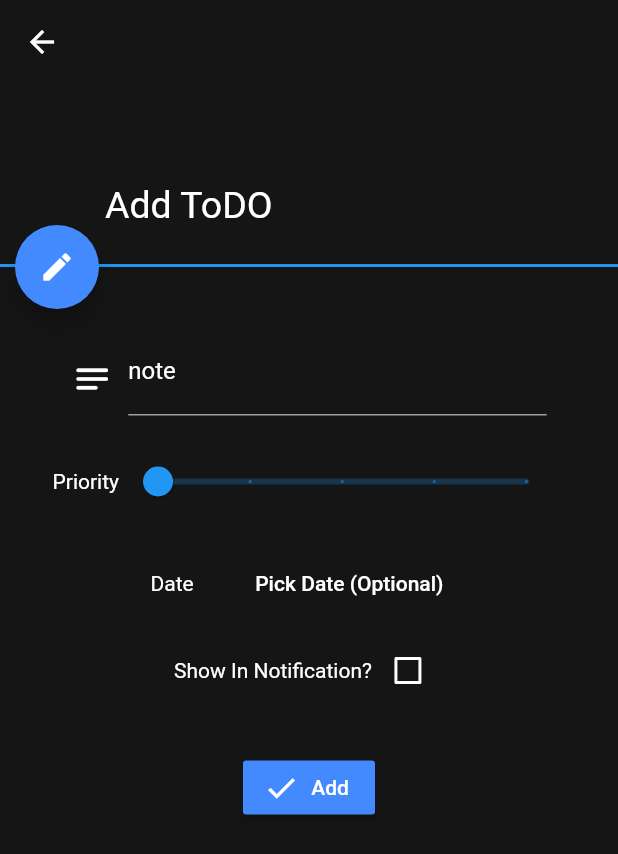
After one commit to VirtualAstronaut/NoToDo-Flutter, a Flutter app: the AddToDoScreen screen opened directly, on a phone screen of 412 x 824 dp. The commit adds this screen. Shown: the top 854 px of the screen. Run offline on Flutter 3.47's test engine with Material 2 defaults, Android fonts, the phone set to English and light mode, and no system bars; our stand-ins replace connectivity, dio, flutter_local_notifications, flutter_riverpod, flutter_secure_storage, flutter_staggered_animations; missing offline and left inert: encrypt; accounts and stored records are empty.

Commit message:
Revamped Add To-Do Screen and changed Scaffold Color

```diff
--- /dev/null
+++ b/lib/AddToDoScreen.dart
@@ -0,0 +1,254 @@
+import 'package:flutter/material.dart';
+import 'package:flutter_app/providers.dart';
+import 'package:flutter_riverpod/all.dart';
+
+import 'MainScreen.dart';
+import 'RandomColors.dart';
+import 'design.dart';
+
+class AddToDoScreen extends StatelessWidget {
+  final Function() action;
+
+  final todoField = TextEditingController();
+
+  final checkValueProvider = StateProvider<bool>((_) => false);
+  //TODO:add DateTIme logic
+  AddToDoScreen({this.action});
+  @override
+  Widget build(BuildContext context) {
+    // final dateTime = watch(dateTimeProvider).dateTime;
+    return Scaffold(
+      backgroundColor: CustomColors.backgroundColor,
+      body: SingleChildScrollView(
+        physics: BouncingScrollPhysics(),
+        child: Column(
+          children: [
+            Container(
+              decoration: BoxDecoration(
+                  color: CustomColors.backgroundColor,
+                  border: Border(
+                      bottom: BorderSide(
+                    color: Colors.blue,
+                    width: 2,
+                  ))),
+              child: Container(
+                height: 120,
+                child: Stack(
+                  overflow: Overflow.visible,
+                  children: [
+                    Container(
+                        alignment: Alignment.bottomLeft,
+                        margin:
+                            EdgeInsets.symmetric(horizontal: 70, vertical: 25),
+                        child: Text(
+                          'Add ToDO',
+                          style: const TextStyle(
+                              fontSize: 25, color: Colors.white),
+                        )),
+                    Positioned(
+                      child: FloatingActionButton(
+                        backgroundColor: Colors.blueAccent,
+                        child: Icon(
+                          Icons.edit,
+                          color: Colors.white,
+                        ),
+                        onPressed: () {},
+                      ),
+                      bottom: -30,
+                      left: 10,
+                    ),
+                  ],
+                ),
+              ),
+            ),
+            Container(
+              margin: EdgeInsets.only(top: 40, left: 20, right: 20),
+              child: Column(
+                children: [
+                  Row(
+                    mainAxisAlignment: MainAxisAlignment.center,
+                    children: [
+                      Flexible(
+                        child: Container(
+                            padding: EdgeInsets.only(top: 10),
+                            margin: EdgeInsets.only(right: 10),
+                            child: Icon(
+                              Icons.notes_rounded,
+                              size: 28,
+                              color: Colors.white,
+                            )),
+                        flex: 3,
+                      ),
+                      Flexible(
+                        child: CustomTextFormInput(
+                          borderColor: Colors.white,
+                          labelText: "note",
+                          validator: normalValidator,
+                          textEditingController: todoField,
+                          icon: Icons.notes_rounded,
+                        ),
+                        flex: 9,
+                      ),
+                    ],
+                  ),
+                  SizedBox(
+                    height: 20,
+                  ),
+                  Row(
+                    mainAxisAlignment: MainAxisAlignment.center,
+                    children: [
+                      Flexible(
+                        child: Text(
+                          'Priority',
+                          textAlign: TextAlign.end,
+                          style: TextStyle(color: Colors.white),
+                        ),
+                        flex: 2,
+                      ),
+                      Flexible(
+                        child: Consumer(
+                          builder: (context, watch, child) {
+                            return Slider(
+                                divisions: 4,
+                                label: watch(sliderProvider)
+                                    .sliderValue
+                                    .toString(),
+                                min: 1,
+                                max: 5,
+                                value: watch(sliderProvider).sliderValue,
+                                onChanged: (val) => context
+                                    .read(sliderProvider)
+                                    .updateValue(val));
+                          },
+                        ),
+                        flex: 8,
+                      )
+                    ],
+                  ),
+                  SizedBox(
+                    height: 20,
+                  ),
+                  Row(
+                    mainAxisAlignment: MainAxisAlignment.center,
+                    children: [
+                      Flexible(
+                        child: Container(
+                          margin: EdgeInsets.only(right: 25),
+                          child: Text(
+                            'Date',
+                            textAlign: TextAlign.end,
+                          ).whiteText(),
+                        ),
+                        flex: 2,
+                      ),
+                      Flexible(
+                        child: FlatButton(onPressed: () async {
+                          FocusScope.of(context).unfocus();
+                          setDate(context);
+                        }, child: Consumer(
+                          builder: (context, watch, child) {
+                            return Text(watch(dateTimeProvider).dateTime == null
+                                    ? 'Pick Date (Optional)'
+                                    : watch(dateTimeProvider)
+                                            .dateTime
+                                            .difference(DateTime.now())
+                                            .inHours
+                                            .toString() +
+                                        ' hours tap here to Edit')
+                                .whiteText();
+                          },
+                        )),
+                        flex: 8,
+                      ),
+                    ],
+                  ),
+                  SizedBox(
+                    height: 10,
+                  ),
+                  Row(
+                    mainAxisAlignment: MainAxisAlignment.center,
+                    children: [
+                      Text('Show In Notification?').whiteText(),
+                      Consumer(
+                        builder: (context, watch, child) {
+                          return Theme(
+                            data:
+                                ThemeData(unselectedWidgetColor: Colors.white),
+                            child: Checkbox(
+                                checkColor: Colors.white,
+                                focusColor: Colors.grey,
+                                value: watch(checkValueProvider).state,
+                                onChanged: (newVal) {
+                                  context.read(checkValueProvider).state =
+                                      newVal;
+                                }),
+                          );
+                        },
+                      )
+                    ],
+                  ),
+                  SizedBox(
+                    height: 30,
+                  ),
+                  RaisedButton.icon(
+                    onPressed: () {
+                      Navigator.pop(
+                          context,
+                          AddToDoData(
+                              task: todoField.text,
+                              priority: context
+                                  .read(sliderProvider)
+                                  .sliderValue
+                                  .toInt(),
+                              datetime: context.read(dateTimeProvider).dateTime,
+                              tobeShownInNotification:
+                                  context.read(checkValueProvider).state));
+                    },
+                    icon: Icon(
+                      Icons.check,
+                      color: Colors.white,
+                    ),
+                    label: Text('Add').whiteText(),
+                    color: Colors.blueAccent,
+                  )
+                ],
+              ),
+            ),
+          ],
+        ),
+      ),
+      appBar: AppBar(
+        backgroundColor: CustomColors.backgroundColor,
+        shadowColor: Colors.transparent,
+        leading: IconButton(
+          onPressed: action,
+          icon: Icon(
+            Icons.arrow_back,
+            color: Colors.white,
+          ),
+        ),
+      ),
+      // bottomNavigationBar: BottomAppBar(
+      // child: Container(
+      //   height: 50,
+      //   child: Row(
+      //     children: [
+      //       IconButton(icon: Icon(Icons.arrow_back), onPressed: (){
+      //       Navigator.pop(context);
+      //       }),
+      //     ],
+      //   ),
+      // ),
+      // ),
+    );
+  }
+
+  void setDate(BuildContext context) async {
+    DateTime _tempVar = await showDatePicker(
+        context: context,
+        initialDate: DateTime.now(),
+        firstDate: DateTime.now(),
+        lastDate: DateTime(2025));
+    if (_tempVar != null) context.read(dateTimeProvider).updateDate(_tempVar);
+  }
+}
--- a/lib/RandomColors.dart
+++ b/lib/RandomColors.dart
@@ -9,8 +9,8 @@ class CustomColors {
       Color(0xFF546E7A); // this is taken directly from material Colors
   static const priorityFourColor = Color(0xFFD89030);
   static const priorityFiveColor = Color(0xFFF42F2F);
-
-  static const backgroundColor = Color(0xFF0C222D);
+  // Color(0xFF0C222D)
+  static final backgroundColor = Color(0xFF151515);
   static const List<Color> tileColors = [
     Color(0xFF45AAF0),
     Color(0xFF757575),
--- a/lib/design.dart
+++ b/lib/design.dart
@@ -15,7 +15,7 @@ class CustomTextFormInput extends StatelessWidget {
   final Color textColor;
   final Color borderColor;
   final String helperText;
-
+  final String labelText;
   CustomTextFormInput(
       {this.initialValue,
       this.validator,
@@ -23,7 +23,7 @@ class CustomTextFormInput extends StatelessWidget {
       this.icon,
       this.helperText,
       this.textColor,
-      this.borderColor});
+      this.borderColor, this.labelText});
 
   @override
   Widget build(BuildContext context) {
@@ -34,16 +34,17 @@ class CustomTextFormInput extends StatelessWidget {
       cursorColor: textColor ?? Colors.white,
       style: TextStyle(color: textColor ?? Colors.white),
       decoration: InputDecoration(
+        labelText: labelText ,
+
+          labelStyle: TextStyle(color:  textColor ??Colors.white),
+
           helperText: helperText,
           helperStyle: TextStyle(color: textColor ?? Colors.white),
           floatingLabelBehavior: FloatingLabelBehavior.auto,
           errorBorder: UnderlineInputBorder(
               borderSide: BorderSide(color: Colors.red.shade500)),
           errorStyle: TextStyle(color: Colors.red.shade50),
-          suffixIcon: Icon(
-            icon,
-            color: textColor ?? Colors.white,
-          ),
+
           focusedBorder: UnderlineInputBorder(
               borderSide: BorderSide(color: borderColor ?? Colors.white)),
           enabledBorder: const UnderlineInputBorder(
@@ -76,4 +77,15 @@ extension CustomText on Text {
       style: const TextStyle(color: Colors.white),
     ));
   }
+  Text blackText() {
+    return Text(this.data, style: const TextStyle(color: Colors.black));
+  }
 }
+class ConditionWidget extends StatelessWidget {
+
+  @override
+  Widget build(BuildContext context) {
+    return Container(
+    );
+  }
+}
```
Also changed, not shown: lib/CustomContainers.dart (+9 -8 lines), lib/MainScreen.dart (+114 -26 lines).
